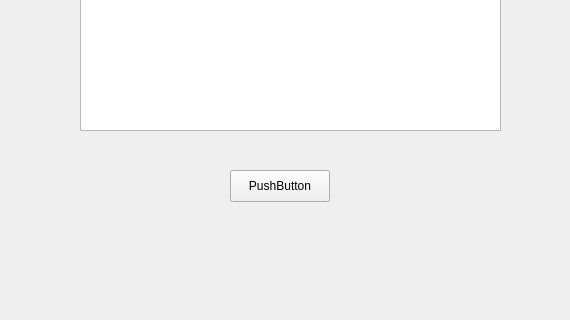
This is FoodOrderingApp/restaurant.ui in xyang2316/OOP-project as Qt 5 draws it before an edit; both pictures show x 90 to 660 and y 280 to 600 of the 800 by 600 pixel window. The edited form follows.
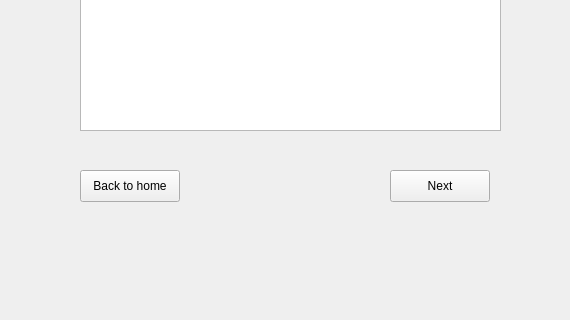
This is the edited form.

Commit message: added home page

Diff of the .ui file:
```diff
--- a/FoodOrderingApp/restaurant.ui
+++ b/FoodOrderingApp/restaurant.ui
@@ -30,14 +30,14 @@
    <widget class="QPushButton" name="pushButton">
     <property name="geometry">
      <rect>
-      <x>320</x>
+      <x>480</x>
       <y>450</y>
       <width>100</width>
       <height>32</height>
      </rect>
     </property>
     <property name="text">
-     <string>PushButton</string>
+     <string>Next</string>
     </property>
    </widget>
    <widget class="QTableView" name="restaurantTable">
@@ -50,6 +50,19 @@
      </rect>
     </property>
    </widget>
+   <widget class="QPushButton" name="pushButton_home">
+    <property name="geometry">
+     <rect>
+      <x>170</x>
+      <y>450</y>
+      <width>100</width>
+      <height>32</height>
+     </rect>
+    </property>
+    <property name="text">
+     <string>Back to home</string>
+    </property>
+   </widget>
   </widget>
   <widget class="QMenuBar" name="menubar">
    <property name="geometry">
```
Left out of the diff: 2 changed lines with no effect on the pictures. The commit also changes 11 other files.
